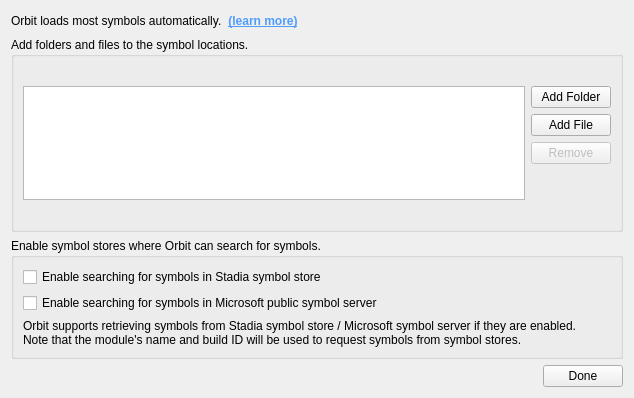
The window that src/ConfigWidgets/SymbolLocationsDialog.ui (google/orbit) describes before a commit, drawn with Qt 5.
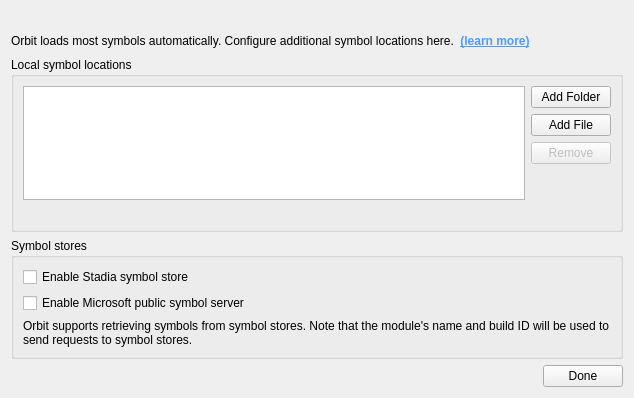
The same window after the commit.

Commit message: [fixup] Another new look

Patch:
```diff
--- a/src/ConfigWidgets/SymbolLocationsDialog.ui
+++ b/src/ConfigWidgets/SymbolLocationsDialog.ui
@@ -14,6 +14,13 @@
    <string>Symbol Locations</string>
   </property>
   <layout class="QVBoxLayout" name="verticalLayout">
+   <item>
+    <widget class="QLabel" name="moduleHeadlineLabel">
+     <property name="visible">
+      <bool>false</bool>
+     </property>
+    </widget>
+   </item>
    <item>
     <layout class="QHBoxLayout" name="horizontalLayout_0">
      <item>
@@ -25,7 +32,7 @@
         </sizepolicy>
        </property>
        <property name="text">
-        <string>Orbit loads most symbols automatically.</string>
+        <string>Orbit loads most symbols automatically. Configure additional symbol locations here.</string>
        </property>
        <property name="wordWrap">
         <bool>false</bool>
@@ -69,10 +76,10 @@
    <item>
     <widget class="QGroupBox" name="symbolLocationGroupBox">
      <property name="title">
-      <string>Add folders and files to the symbol locations.</string>
+      <string>Local symbol locations</string>
      </property>
      <layout class="QGridLayout" name="gridLayout">
-      <item row="2" column="0">
+      <item row="1" column="0">
        <widget class="QLabel" name="infoLabel">
         <property name="text">
          <string/>
@@ -82,17 +89,10 @@
         </property>
        </widget>
       </item>
-      <item row="1" column="0">
-       <widget class="QListWidget" name="listWidget"/>
-      </item>
       <item row="0" column="0">
-       <widget class="QLabel" name="moduleHeadlineLabel">
-        <property name="visible">
-         <bool>false</bool>
-        </property>
-       </widget>
+       <widget class="QListWidget" name="listWidget"/>
       </item>
-      <item row="1" column="1">
+      <item row="0" column="1">
        <layout class="QVBoxLayout" name="verticalLayout">
         <item>
          <widget class="QPushButton" name="addFolderButton">
@@ -139,7 +139,7 @@
    <item>
     <widget class="QGroupBox" name="symbolStoreGroupBox">
      <property name="title">
-      <string>Enable symbol stores where Orbit can search for symbols.</string>
+      <string>Symbol stores</string>
      </property>
      <layout class="QVBoxLayout" name="verticalLayout_1">
       <item>
@@ -148,7 +148,7 @@
          <string>EnableStadiaSymbolStoreCheckBox</string>
         </property>
         <property name="text">
-         <string>Enable searching for symbols in Stadia symbol store</string>
+         <string>Enable Stadia symbol store</string>
         </property>
        </widget>
       </item>
@@ -158,15 +158,14 @@
          <string>EnableMicrosoftSymbolServerCheckBox</string>
         </property>
         <property name="text">
-         <string>Enable searching for symbols in Microsoft public symbol server</string>
+         <string>Enable Microsoft public symbol server</string>
         </property>
        </widget>
       </item>
       <item>
        <widget class="QLabel" name="symbolStoreInfoLabel">
         <property name="text">
-         <string>Orbit supports retrieving symbols from Stadia symbol store / Microsoft symbol server if they are enabled.
-Note that the module's name and build ID will be used to request symbols from symbol stores.</string>
+         <string>Orbit supports retrieving symbols from symbol stores. Note that the module's name and build ID will be used to send requests to symbol stores.</string>
         </property>
         <property name="wordWrap">
          <bool>true</bool>
```
The commit also changes 1 other file.
